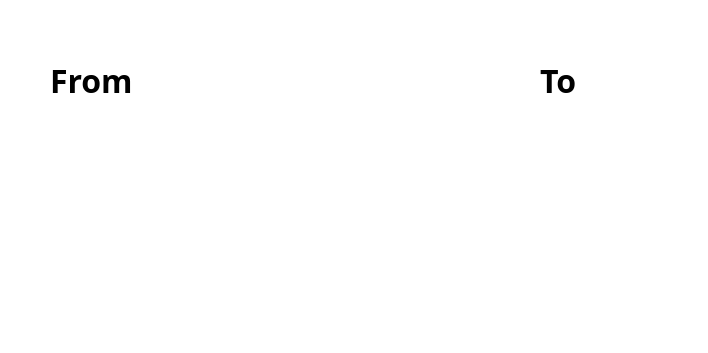
Qt form form.ui (kaszu001/cur-converter) before a commit.
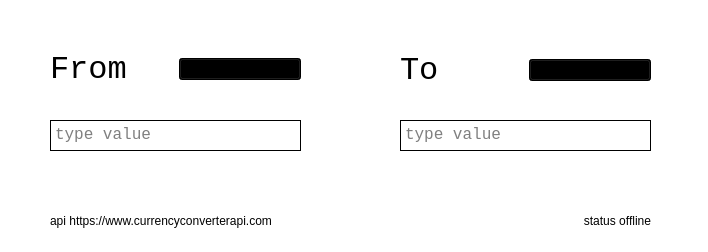
The same form after that commit.

Commit message: Добавили сигнал для input_from

```diff
--- a/form.ui
+++ b/form.ui
@@ -2,71 +2,246 @@
 <ui version="4.0">
  <class>MainWindow</class>
  <widget class="QMainWindow" name="MainWindow">
+  <property name="windowModality">
+   <enum>Qt::NonModal</enum>
+  </property>
+  <property name="enabled">
+   <bool>true</bool>
+  </property>
   <property name="geometry">
    <rect>
     <x>0</x>
     <y>0</y>
     <width>708</width>
-    <height>353</height>
+    <height>252</height>
    </rect>
   </property>
+  <property name="minimumSize">
+   <size>
+    <width>708</width>
+    <height>252</height>
+   </size>
+  </property>
+  <property name="maximumSize">
+   <size>
+    <width>708</width>
+    <height>252</height>
+   </size>
+  </property>
+  <property name="sizeIncrement">
+   <size>
+    <width>0</width>
+    <height>0</height>
+   </size>
+  </property>
   <property name="windowTitle">
    <string>MainWindow</string>
   </property>
   <property name="styleSheet">
    <string notr="true">background: qlineargradient(spread:pad, x1:0, y1:0, x0:1, y2:0, stop:0 rgba(255, 255, 255, 1), stop:1 rgba(241, 241, 241, 1))</string>
   </property>
+  <property name="windowFilePath">
+   <string/>
+  </property>
+  <property name="toolButtonStyle">
+   <enum>Qt::ToolButtonIconOnly</enum>
+  </property>
+  <property name="documentMode">
+   <bool>false</bool>
+  </property>
+  <property name="tabShape">
+   <enum>QTabWidget::Rounded</enum>
+  </property>
+  <property name="unifiedTitleAndToolBarOnMac">
+   <bool>false</bool>
+  </property>
   <widget class="QWidget" name="centralwidget">
    <property name="font">
     <font>
-     <family>Montserrat Black</family>
+     <family>Consolas</family>
      <weight>75</weight>
      <bold>true</bold>
+     <stylestrategy>PreferAntialias</stylestrategy>
     </font>
    </property>
-   <widget class="QLabel" name="label">
+   <property name="contextMenuPolicy">
+    <enum>Qt::NoContextMenu</enum>
+   </property>
+   <property name="locale">
+    <locale language="English" country="UnitedStates"/>
+   </property>
+   <property name="inputMethodHints">
+    <set>Qt::ImhNone</set>
+   </property>
+   <widget class="QWidget" name="layoutWidget">
     <property name="geometry">
      <rect>
-      <x>50</x>
-      <y>60</y>
-      <width>91</width>
+      <x>400</x>
+      <y>50</y>
+      <width>251</width>
       <height>41</height>
      </rect>
     </property>
+    <layout class="QGridLayout" name="toLayout">
+     <property name="sizeConstraint">
+      <enum>QLayout::SetDefaultConstraint</enum>
+     </property>
+     <item row="0" column="1">
+      <widget class="QComboBox" name="comboBox_to">
+       <item>
+        <property name="text">
+         <string>USD</string>
+        </property>
+       </item>
+       <item>
+        <property name="text">
+         <string>EUR</string>
+        </property>
+       </item>
+       <item>
+        <property name="text">
+         <string>RUB</string>
+        </property>
+       </item>
+      </widget>
+     </item>
+     <item row="0" column="0">
+      <widget class="QLabel" name="label_to">
+       <property name="font">
+        <font>
+         <family>Consolas</family>
+         <pointsize>24</pointsize>
+         <weight>50</weight>
+         <bold>false</bold>
+        </font>
+       </property>
+       <property name="autoFillBackground">
+        <bool>false</bool>
+       </property>
+       <property name="text">
+        <string>To</string>
+       </property>
+      </widget>
+     </item>
+    </layout>
+   </widget>
+   <widget class="QWidget" name="layoutWidget">
+    <property name="geometry">
+     <rect>
+      <x>50</x>
+      <y>50</y>
+      <width>251</width>
+      <height>39</height>
+     </rect>
+    </property>
+    <layout class="QGridLayout" name="fromLayout">
+     <property name="sizeConstraint">
+      <enum>QLayout::SetDefaultConstraint</enum>
+     </property>
+     <item row="0" column="1">
+      <widget class="QComboBox" name="comboBox_from">
+       <item>
+        <property name="text">
+         <string>USD</string>
+        </property>
+       </item>
+       <item>
+        <property name="text">
+         <string>EUR</string>
+        </property>
+       </item>
+       <item>
+        <property name="text">
+         <string>RUB</string>
+        </property>
+       </item>
+      </widget>
+     </item>
+     <item row="0" column="0">
+      <widget class="QLabel" name="label_from">
+       <property name="font">
+        <font>
+         <family>Consolas</family>
+         <pointsize>24</pointsize>
+         <weight>50</weight>
+         <bold>false</bold>
+        </font>
+       </property>
+       <property name="autoFillBackground">
+        <bool>false</bool>
+       </property>
+       <property name="text">
+        <string>From</string>
+       </property>
+      </widget>
+     </item>
+    </layout>
+   </widget>
+   <widget class="QWidget" name="widget" native="true">
+    <property name="geometry">
+     <rect>
+      <x>50</x>
+      <y>205</y>
+      <width>601</width>
+      <height>31</height>
+     </rect>
+    </property>
+    <layout class="QHBoxLayout" name="horizontalLayout">
+     <item>
+      <widget class="QLabel" name="label_3">
+       <property name="text">
+        <string>api https://www.currencyconverterapi.com</string>
+       </property>
+      </widget>
+     </item>
+     <item>
+      <widget class="QLabel" name="label_4">
+       <property name="text">
+        <string>status offline</string>
+       </property>
+       <property name="alignment">
+        <set>Qt::AlignRight|Qt::AlignTrailing|Qt::AlignVCenter</set>
+       </property>
+      </widget>
+     </item>
+    </layout>
+   </widget>
+   <widget class="QTextEdit" name="input_to">
+    <property name="geometry">
+     <rect>
+      <x>400</x>
+      <y>120</y>
+      <width>251</width>
+      <height>31</height>
+     </rect>
+    </property>
     <property name="font">
      <font>
-      <family>Montserrat Black</family>
-      <pointsize>24</pointsize>
-      <weight>75</weight>
-      <bold>true</bold>
+      <family>Consolas</family>
+      <pointsize>12</pointsize>
      </font>
     </property>
-    <property name="autoFillBackground">
-     <bool>false</bool>
+    <property name="placeholderText">
+     <string>type value</string>
     </property>
-    <property name="text">
-     <string>From</string>
-    </property>
    </widget>
-   <widget class="QLabel" name="label_2">
+   <widget class="QTextEdit" name="input_from">
     <property name="geometry">
      <rect>
-      <x>540</x>
-      <y>60</y>
-      <width>91</width>
-      <height>41</height>
+      <x>50</x>
+      <y>120</y>
+      <width>251</width>
+      <height>31</height>
      </rect>
     </property>
     <property name="font">
      <font>
-      <family>Montserrat Black</family>
-      <pointsize>24</pointsize>
-      <weight>75</weight>
-      <bold>true</bold>
+      <family>Consolas</family>
+      <pointsize>12</pointsize>
      </font>
     </property>
-    <property name="text">
-     <string>To</string>
+    <property name="placeholderText">
+     <string>type value</string>
     </property>
    </widget>
   </widget>
```
Left out of the diff: 5 changed lines with no effect on the pictures. The commit also changes 6 other files.
